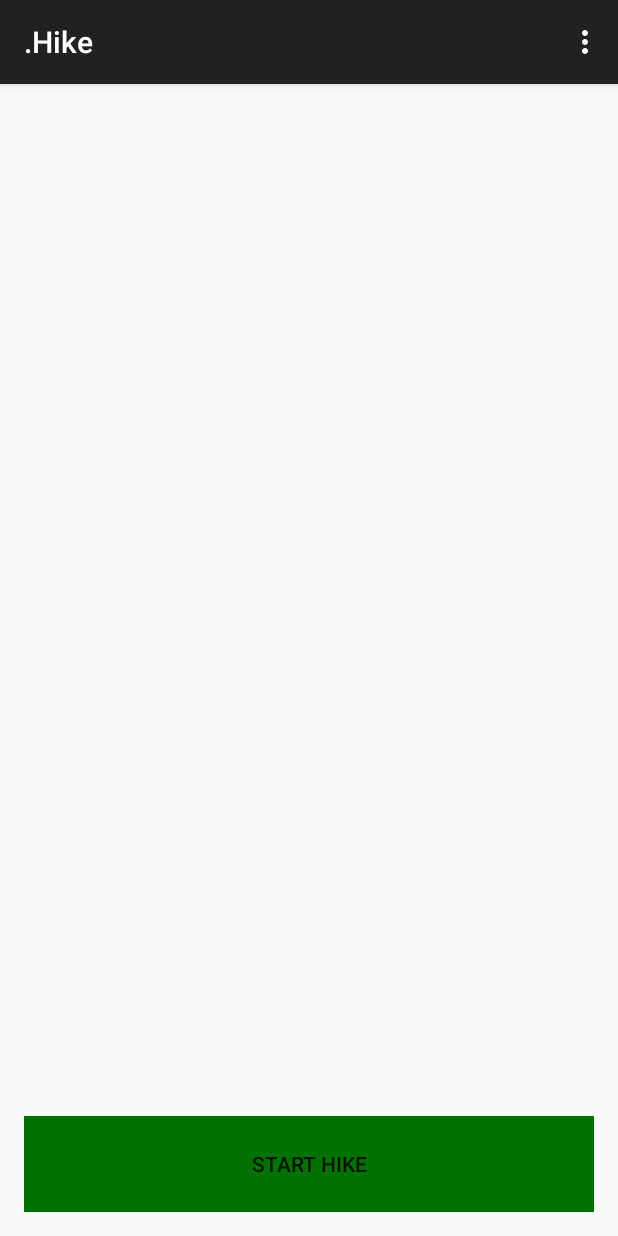
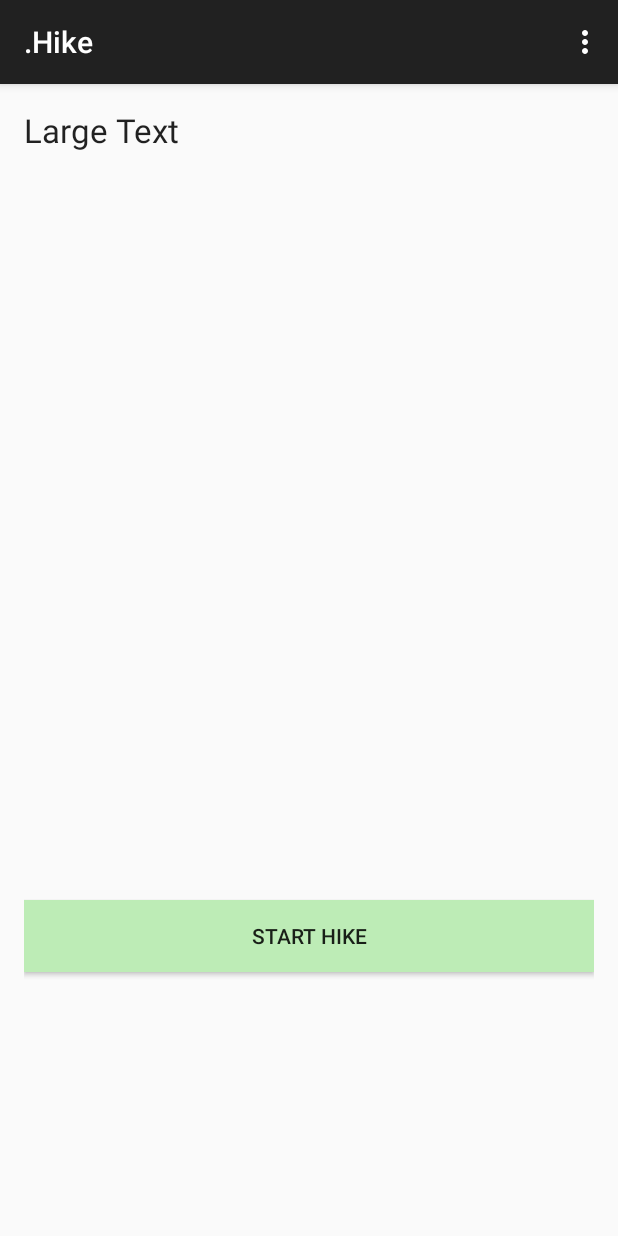
Before and after one commit to foxtrotzulu94/DotHike, an Android app: the screen it shows after launch (HomeActivity), on a phone screen of 412 x 824 dp. Run offline under Robolectric (Android 15) with nearby library versions, the phone set to English and light mode, and no system bars.

Commit message:
Improvements to the design of the UI (buttons)

```diff
--- a/app/src/main/java/me/dotteam/dotprod/HikeActivity.java
+++ b/app/src/main/java/me/dotteam/dotprod/HikeActivity.java
@@ -124,7 +124,7 @@ public class HikeActivity extends FragmentActivity implements OnMapReadyCallback
                                 runOnUiThread(new Runnable() {
                                     @Override
                                     public void run() {
-                                        Toast.makeText(MainHikeActivity.this, "Current location could not be found", Toast.LENGTH_LONG).show();
+                                        Toast.makeText(HikeActivity.this, "Current location could not be found", Toast.LENGTH_LONG).show();
                                     }
                                 });
                             }
--- a/app/src/main/res/layout/activity_home.xml
+++ b/app/src/main/res/layout/activity_home.xml
@@ -1,21 +1,40 @@
-<RelativeLayout xmlns:android="http://schemas.android.com/apk/res/android"
+<LinearLayout xmlns:android="http://schemas.android.com/apk/res/android"
     xmlns:tools="http://schemas.android.com/tools" android:layout_width="match_parent"
     android:layout_height="match_parent" android:paddingLeft="@dimen/activity_horizontal_margin"
     android:paddingRight="@dimen/activity_horizontal_margin"
     android:paddingTop="@dimen/activity_vertical_margin"
     android:paddingBottom="@dimen/activity_vertical_margin"
     tools:context="me.dotteam.dotprod.HomeActivity"
-    android:weightSum="1">
+    android:weightSum="1"
+    android:orientation="vertical"
+    android:gravity="center">
 
 
+    <TextView
+        android:layout_width="match_parent"
+        android:layout_height="match_parent"
+        android:textAppearance="?android:attr/textAppearanceLarge"
+        android:text="Large Text"
+        android:id="@+id/textView"
+        android:layout_weight="0.5" />
+
+    <LinearLayout
+        android:orientation="horizontal"
+        android:layout_width="match_parent"
+        android:layout_height="match_parent"
+        android:layout_weight="0.5"
+        android:gravity="center">
+
         <Button
-        android:layout_width="124dp"
-        android:layout_height="64dp"
+            android:layout_width="match_parent"
+            android:layout_height="wrap_content"
             android:text="@string/buttonTextStartHike"
             android:id="@+id/buttonStartHike"
             android:layout_alignParentBottom="true"
             android:layout_alignParentStart="true"
             android:layout_alignParentEnd="true"
-        android:background="#007200" />
+            android:background="#BDECB6"
+            android:layout_weight="0.5" />
+    </LinearLayout>
 
-</RelativeLayout>
+</LinearLayout>
```
Also changed, not shown: app/src/main/res/layout/activity_hike.xml (+21 -11 lines). Lines whose indentation alone changed are shown as unchanged.
